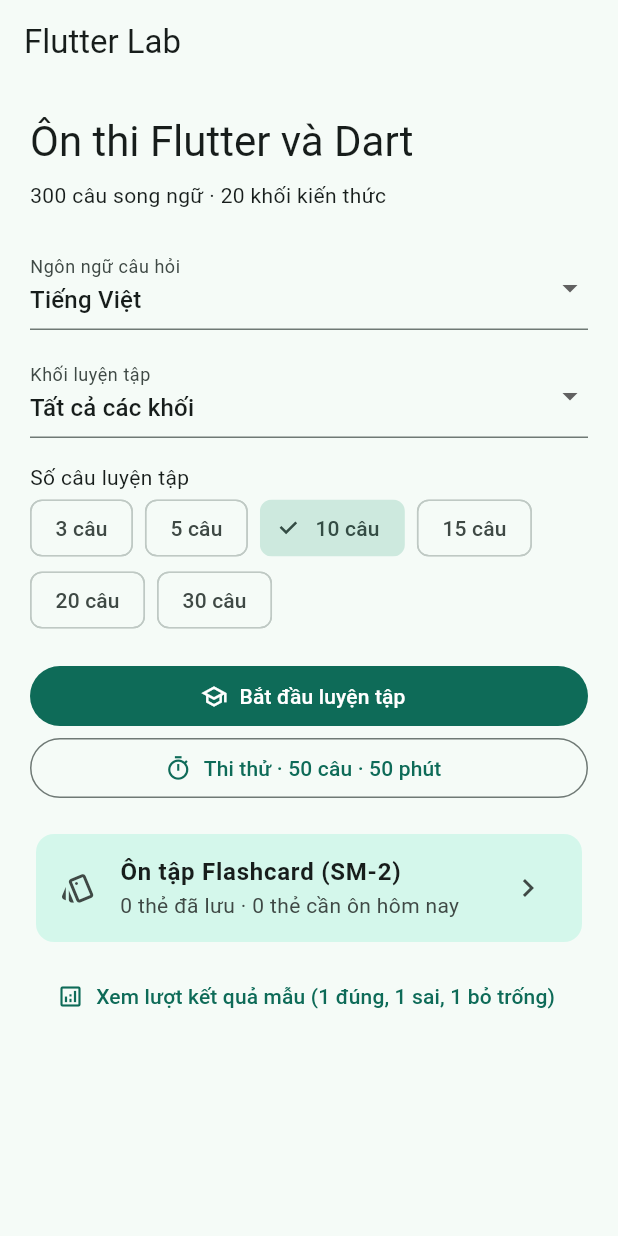
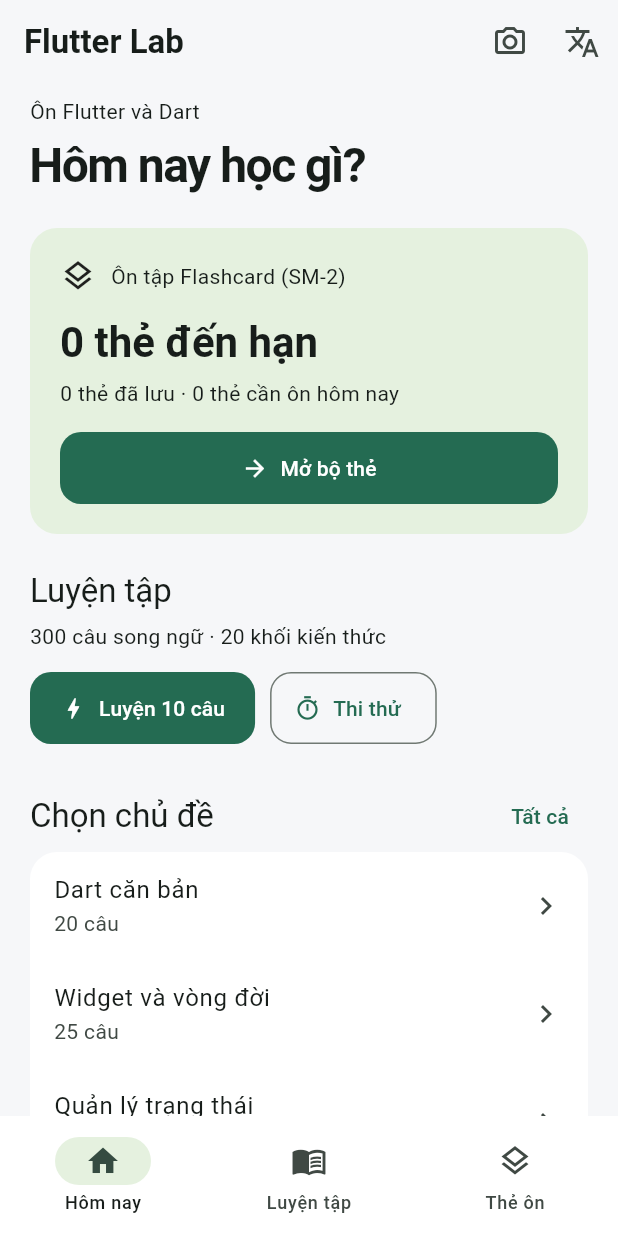
Before and after one commit to ducanhudu/APP_KTHP-INT1449-20261-05, a Flutter app: the screen it shows after launch, on a phone screen of 412 x 824 dp. Run offline on Flutter 3.47's test engine with Material 3 defaults, Android fonts, the phone set to English and light mode, and no system bars; our stand-ins replace shared_preferences.

Commit message:
update new UI

```diff
--- /dev/null
+++ b/lib/app_theme.dart
@@ -0,0 +1,53 @@
+import 'package:flutter/material.dart';
+
+ThemeData buildAppTheme() {
+  final colors = ColorScheme.fromSeed(
+    seedColor: const Color(0xff246b52),
+    primary: const Color(0xff246b52),
+    primaryContainer: const Color(0xffe5f1df),
+    onPrimaryContainer: const Color(0xff19372b),
+    surface: Colors.white,
+  );
+  final rounded = RoundedRectangleBorder(
+    borderRadius: BorderRadius.circular(18),
+  );
+  return ThemeData(
+    useMaterial3: true,
+    colorScheme: colors,
+    scaffoldBackgroundColor: const Color(0xfff6f7f9),
+    appBarTheme: const AppBarTheme(
+      backgroundColor: Color(0xfff6f7f9),
+      surfaceTintColor: Colors.transparent,
+      centerTitle: false,
+    ),
+    cardTheme: CardThemeData(
+      elevation: 0,
+      margin: EdgeInsets.zero,
+      shape: rounded,
+      color: Colors.white,
+    ),
+    inputDecorationTheme: InputDecorationTheme(
+      filled: true,
+      fillColor: Colors.white,
+      border: OutlineInputBorder(borderRadius: BorderRadius.circular(14)),
+      contentPadding: const EdgeInsets.all(16),
+    ),
+    filledButtonTheme: FilledButtonThemeData(
+      style: FilledButton.styleFrom(
+        minimumSize: const Size(0, 48),
+        padding: const EdgeInsets.symmetric(horizontal: 20, vertical: 14),
+        shape: RoundedRectangleBorder(borderRadius: BorderRadius.circular(14)),
+      ),
+    ),
+    outlinedButtonTheme: OutlinedButtonThemeData(
+      style: OutlinedButton.styleFrom(
+        minimumSize: const Size(0, 48),
+        shape: RoundedRectangleBorder(borderRadius: BorderRadius.circular(14)),
+      ),
+    ),
+    navigationBarTheme: NavigationBarThemeData(
+      backgroundColor: Colors.white,
+      indicatorColor: colors.primaryContainer,
+    ),
+  );
+}
--- a/lib/main.dart
+++ b/lib/main.dart
@@ -3,7 +3,10 @@ import 'dart:async';
 import 'package:flutter/material.dart';
 import 'package:flutter/services.dart';
 
+import 'app_theme.dart';
 import 'card_storage.dart';
+import 'learning_tools.dart';
+import 'today_overview.dart';
 import 'flashcard_page.dart';
 import 'question.dart';
 import 'question_prompt.dart';
@@ -22,7 +25,7 @@ class FlutterLab extends StatelessWidget {
   Widget build(BuildContext context) => MaterialApp(
     title: 'Flutter Lab',
     debugShowCheckedModeBanner: false,
-    theme: ThemeData(colorSchemeSeed: const Color(0xff146c59)),
+    theme: buildAppTheme(),
     home: QuizHome(storage: storage),
   );
 }
@@ -42,6 +45,7 @@ class _QuizHomeState extends State<QuizHome> {
   /// Nạp một lần rồi dùng lại; chỉ đọc lại đĩa khi có thay đổi bộ thẻ.
   late Future<List<Sm2Item>> cardsFuture = widget.storage.loadCards();
   QuestionLanguage language = QuestionLanguage.vietnamese;
+  int selectedTab = 0;
   int topic = 0;
   int count = 10;
 
@@ -97,9 +101,77 @@ class _QuizHomeState extends State<QuizHome> {
     }
   }
 
+  Future<void> _openCards(List<Question> questions) async {
+    await Navigator.of(context).push(
+      MaterialPageRoute(
+        builder: (_) => FlashcardPage(
+          allQuestions: questions,
+          storage: widget.storage,
+          language: language,
+        ),
+      ),
+    );
+    _refreshCards();
+  }
+
+  Future<void> _start(
+    List<Question> pool,
+    int size, {
+    bool exam = false,
+  }) async {
+    await _runQuiz(pool, size, exam: exam);
+    _refreshCards();
+  }
+
   @override
   Widget build(BuildContext context) => Scaffold(
-    appBar: AppBar(title: const Text('Flutter Lab')),
+    appBar: AppBar(
+      title: Text(
+        ['Flutter Lab', 'Luyện tập', 'Thẻ ôn'][selectedTab],
+        style: const TextStyle(fontWeight: FontWeight.w700),
+      ),
+      actions: [
+        IconButton(
+          tooltip: 'Camera học tập · Sắp có',
+          onPressed: () => showLearningTool(context, LearningTool.camera),
+          icon: const Icon(Icons.camera_alt_outlined),
+        ),
+        PopupMenuButton<QuestionLanguage>(
+          tooltip: 'Ngôn ngữ câu hỏi',
+          initialValue: language,
+          onSelected: (value) => setState(() => language = value),
+          icon: const Icon(Icons.translate),
+          itemBuilder: (_) => [
+            for (final value in QuestionLanguage.values)
+              PopupMenuItem(value: value, child: Text(value.label)),
+          ],
+        ),
+      ],
+    ),
+    bottomNavigationBar: NavigationBar(
+      selectedIndex: selectedTab,
+      onDestinationSelected: (value) {
+        setState(() => selectedTab = value);
+        _refreshCards();
+      },
+      destinations: const [
+        NavigationDestination(
+          icon: Icon(Icons.home_outlined),
+          selectedIcon: Icon(Icons.home),
+          label: 'Hôm nay',
+        ),
+        NavigationDestination(
+          icon: Icon(Icons.menu_book_outlined),
+          selectedIcon: Icon(Icons.menu_book),
+          label: 'Luyện tập',
+        ),
+        NavigationDestination(
+          icon: Icon(Icons.layers_outlined),
+          selectedIcon: Icon(Icons.layers),
+          label: 'Thẻ ôn',
+        ),
+      ],
+    ),
     body: FutureBuilder(
       future: bank,
       builder: (context, snapshot) {
@@ -109,6 +181,30 @@ class _QuizHomeState extends State<QuizHome> {
         final questions = snapshot.data;
         if (questions == null) {
           return const Center(child: CircularProgressIndicator());
+        }
+        if (selectedTab == 0) {
+          return TodayOverview(
+            questions: questions,
+            cardsFuture: cardsFuture,
+            onOpenCards: () => _openCards(questions),
+            onQuickPractice: () => _start(questions, 10),
+            onExam: () => _start(questions, 50, exam: true),
+            onPracticeSetup: () => setState(() => selectedTab = 1),
+            onTopic: (value) => setState(() {
+              topic = value;
+              selectedTab = 1;
+            }),
+          );
+        }
+        if (selectedTab == 2) {
+          return FlashcardPage(
+            allQuestions: questions,
+            storage: widget.storage,
+            language: language,
+            embedded: true,
+            onCardsChanged: _refreshCards,
+            onPracticeRequested: () => setState(() => selectedTab = 1),
+          );
         }
         final pool = topic == 0
             ? questions
@@ -186,42 +282,6 @@ class _QuizHomeState extends State<QuizHome> {
               },
               icon: const Icon(Icons.timer_outlined),
               label: const Text('Thi thử · 50 câu · 50 phút'),
-            ),
-            const SizedBox(height: 16),
-            Card(
-              elevation: 0,
-              color: Theme.of(context).colorScheme.primaryContainer
-                  .withValues(alpha: 0.4),
-              child: ListTile(
-                leading: const Icon(Icons.style_outlined),
-                title: const Text(
-                  'Ôn tập Flashcard (SM-2)',
-                  style: TextStyle(fontWeight: FontWeight.bold),
-                ),
-                subtitle: FutureBuilder<List<Sm2Item>>(
-                  future: cardsFuture,
-                  builder: (context, snapshot) {
-                    final cards = snapshot.data ?? [];
-                    final due = cards.where((c) => c.isDue()).length;
-                    return Text(
-                      '${cards.length} thẻ đã lưu · $due thẻ cần ôn hôm nay',
-                    );
-                  },
-                ),
-                trailing: const Icon(Icons.chevron_right),
-                onTap: () async {
-                  await Navigator.of(context).push(
-                    MaterialPageRoute(
-                      builder: (_) => FlashcardPage(
-                        allQuestions: questions,
-                        storage: widget.storage,
-                        language: language,
-                      ),
-                    ),
-                  );
-                  _refreshCards();
-                },
-              ),
             ),
             const SizedBox(height: 8),
             TextButton.icon(
@@ -367,6 +427,14 @@ class _QuizPageState extends State<QuizPage> {
             Padding(
               padding: const EdgeInsets.only(bottom: 8),
               child: ChoiceChip(
+                showCheckmark: false,
+                padding: const EdgeInsets.symmetric(
+                  horizontal: 16,
+                  vertical: 14,
+                ),
+                shape: RoundedRectangleBorder(
+                  borderRadius: BorderRadius.circular(14),
+                ),
                 label: Text(
                   '${String.fromCharCode(65 + position)}. '
                   '${language.display(choice.vi, choice.en)}',
@@ -584,6 +652,17 @@ class ResultPage extends StatelessWidget {
                   resolvedQuestion.explanationEn,
                 ),
               ),
+              const SizedBox(height: 16),
+              OutlinedButton.icon(
+                onPressed: () => showLearningTool(
+                  context,
+                  LearningTool.assistant,
+                  question: resolvedQuestion,
+                  language: language,
+                ),
+                icon: const Icon(Icons.auto_awesome_outlined),
+                label: const Text('Hỏi AI về câu này · Sắp có'),
+              ),
             ],
           );
         },
--- /dev/null
+++ b/lib/today_overview.dart
@@ -0,0 +1,166 @@
+import 'package:flutter/material.dart';
+
+import 'learning_tools.dart';
+import 'question.dart';
+import 'sm2.dart';
+
+class TodayOverview extends StatelessWidget {
+  const TodayOverview({
+    super.key,
+    required this.questions,
+    required this.cardsFuture,
+    required this.onOpenCards,
+    required this.onQuickPractice,
+    required this.onExam,
+    required this.onTopic,
+    required this.onPracticeSetup,
+  });
+
+  final List<Question> questions;
+  final Future<List<Sm2Item>> cardsFuture;
+  final VoidCallback onOpenCards;
+  final VoidCallback onQuickPractice;
+  final VoidCallback onExam;
+  final ValueChanged<int> onTopic;
+  final VoidCallback onPracticeSetup;
+
+  @override
+  Widget build(BuildContext context) {
+    final theme = Theme.of(context);
+    return ListView(
+      padding: const EdgeInsets.fromLTRB(20, 8, 20, 24),
+      children: [
+        Text('Ôn Flutter và Dart', style: theme.textTheme.bodyMedium),
+        const SizedBox(height: 6),
+        Text(
+          'Hôm nay học gì?',
+          style: theme.textTheme.headlineLarge?.copyWith(
+            fontWeight: FontWeight.w700,
+            letterSpacing: -1,
+          ),
+        ),
+        const SizedBox(height: 22),
+        Card(
+          color: theme.colorScheme.primaryContainer,
+          child: Padding(
+            padding: const EdgeInsets.all(20),
+            child: FutureBuilder<List<Sm2Item>>(
+              future: cardsFuture,
+              builder: (context, snapshot) {
+                final cards = snapshot.data;
+                final due = cards?.where((card) => card.isDue()).length ?? 0;
+                return Column(
+                  crossAxisAlignment: CrossAxisAlignment.start,
+                  children: [
+                    const Row(
+                      children: [
+                        Icon(Icons.layers_outlined),
+                        SizedBox(width: 10),
+                        Expanded(child: Text('Ôn tập Flashcard (SM-2)')),
+                      ],
+                    ),
+                    const SizedBox(height: 14),
+                    Text(
+                      cards == null ? 'Đang tải thẻ…' : '$due thẻ đến hạn',
+                      style: theme.textTheme.headlineMedium?.copyWith(
+                        fontWeight: FontWeight.w700,
+                      ),
+                    ),
+                    const SizedBox(height: 6),
+                    if (snapshot.hasError)
+                      const Text('Chưa đọc được bộ thẻ. Mở bộ thẻ để thử lại.')
+                    else if (cards != null)
+                      Text(
+                        '${cards.length} thẻ đã lưu · $due thẻ cần ôn hôm nay',
+                      ),
+                    const SizedBox(height: 16),
+                    SizedBox(
+                      width: double.infinity,
+                      child: FilledButton.icon(
+                        onPressed: onOpenCards,
+                        icon: const Icon(Icons.arrow_forward),
+                        label: Text(due > 0 ? 'Ôn thẻ ngay' : 'Mở bộ thẻ'),
+                      ),
+                    ),
+                  ],
+                );
+              },
+            ),
+          ),
+        ),
+        const SizedBox(height: 24),
+        Text('Luyện tập', style: theme.textTheme.titleLarge),
+        const SizedBox(height: 6),
+        Text(
+          '${questions.length} câu song ngữ · ${topicNames.length} khối kiến thức',
+        ),
+        const SizedBox(height: 14),
+        Wrap(
+          spacing: 10,
+          runSpacing: 10,
+          children: [
+            FilledButton.icon(
+              onPressed: onQuickPractice,
+              icon: const Icon(Icons.bolt_outlined),
+              label: const Text('Luyện 10 câu'),
+            ),
+            OutlinedButton.icon(
+              onPressed: onExam,
+              icon: const Icon(Icons.timer_outlined),
+              label: const Text('Thi thử'),
+            ),
+          ],
+        ),
+        const SizedBox(height: 24),
+        Row(
+          children: [
+            Expanded(
+              child: Text('Chọn chủ đề', style: theme.textTheme.titleLarge),
+            ),
+            TextButton(onPressed: onPracticeSetup, child: const Text('Tất cả')),
+          ],
+        ),
+        Card(
+          child: Column(
+            children: [
+              for (final topic in [1, 3, 12])
+                ListTile(
+                  contentPadding: const EdgeInsets.symmetric(horizontal: 16),
+                  title: Text(topicNames[topic - 1]),
+                  subtitle: Text(
+                    '${questions.where((q) => q.topic == topic).length} câu',
+                  ),
+                  trailing: const Icon(Icons.chevron_right),
+                  onTap: () => onTopic(topic),
+                ),
+            ],
+          ),
+        ),
+        const SizedBox(height: 24),
+        Text('Công cụ học tập', style: theme.textTheme.titleLarge),
+        const SizedBox(height: 12),
+        Card(
+          child: Column(
+            children: [
+              ListTile(
+                leading: const Icon(Icons.auto_awesome_outlined),
+                title: const Text('Gia sư AI'),
+                subtitle: const Text('Giải thích theo câu hỏi và chủ đề'),
+                trailing: const Chip(label: Text('Sắp có')),
+                onTap: () => showLearningTool(context, LearningTool.assistant),
+              ),
+              const Divider(height: 1, indent: 16, endIndent: 16),
+              ListTile(
+                leading: const Icon(Icons.camera_alt_outlined),
+                title: const Text('Camera học tập'),
+                subtitle: const Text('Quét QR và chụp câu hỏi'),
+                trailing: const Chip(label: Text('Sắp có')),
+                onTap: () => showLearningTool(context, LearningTool.camera),
+              ),
+            ],
+          ),
+        ),
+      ],
+    );
+  }
+}
```
Also changed, not shown: lib/flashcard_page.dart (+45 -12 lines), lib/learning_tools.dart (added, +143 -0 lines), lib/question_prompt.dart (+16 -5 lines), 2 other files.
